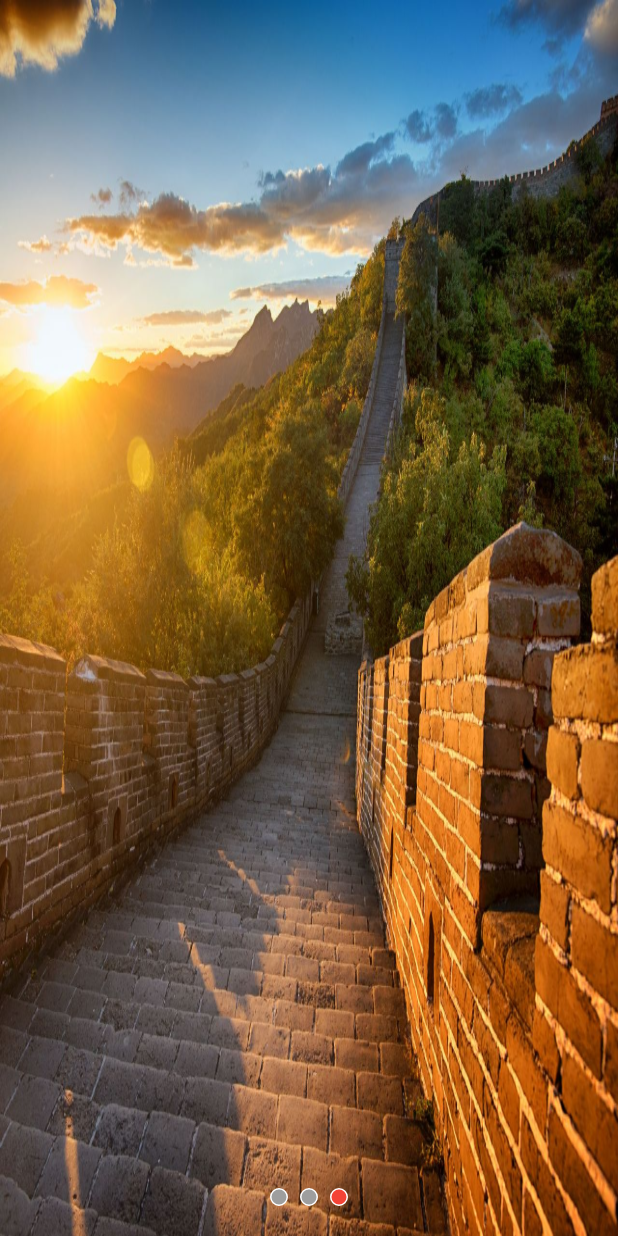
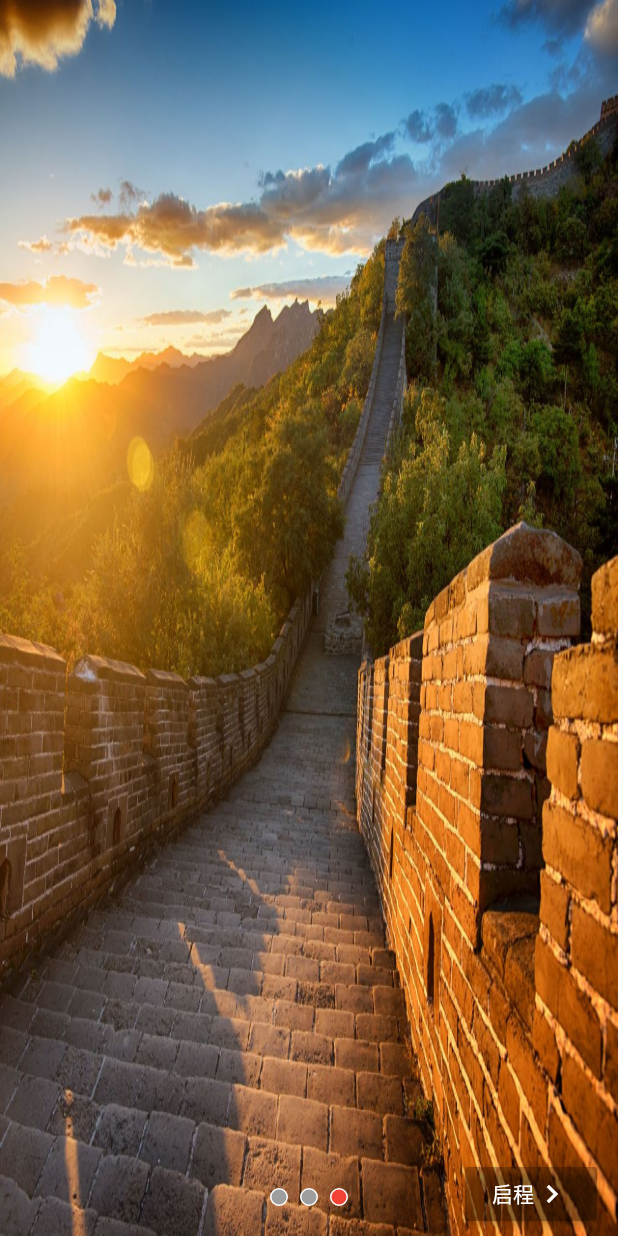
Before and after one commit to jiangkang/flutter-system, a Flutter app: the screen it shows after launch, swiped to page 3, on a phone screen of 412 x 824 dp. Run offline on Flutter 3.47's test engine with Material 2 defaults, Android fonts, the phone set to English and light mode, and no system bars.

Commit message:
GuidePage draft

```diff
--- a/lib/guide.dart
+++ b/lib/guide.dart
@@ -1,4 +1,5 @@
 import 'package:flutter/material.dart';
+import 'package:flutter_system/home.dart';
 
 class GuideData {
   String imgUrl;
@@ -23,16 +24,18 @@ class _GuidePageState extends State<GuidePage> {
 
   int _currentIndex;
 
+  final PageController _controller = PageController();
+
   @override
   void initState() {
     super.initState();
     data.add(GuideData("landscape0.jpeg", "好看", "Just for beautiful"));
     data.add(GuideData("landscape1.jpeg", "好玩", "Just for fun"));
     data.add(GuideData("landscape2.jpeg", "好用", "Juest for usage"));
-    _itemCount = 3;
 
     setState(() {
       _currentIndex = 0;
+      _itemCount = 3;
     });
 
     _onPageChanged = (value) => {
@@ -55,7 +58,7 @@ class _GuidePageState extends State<GuidePage> {
               itemBuilder: (BuildContext context, int index) =>
                   _buildItem(context, index),
               itemCount: _itemCount,
-              controller: PageController(),
+              controller: _controller,
               pageSnapping: true,
               onPageChanged: _onPageChanged,
             ),
@@ -88,6 +91,35 @@ class _GuidePageState extends State<GuidePage> {
             image: AssetImage("images/" + data[index].imgUrl),
             fit: BoxFit.fill),
       ),
+      child: Align(
+        alignment: Alignment.bottomRight,
+        child: Visibility(
+          visible: _currentIndex == _itemCount - 1 &&
+              _controller.page == _itemCount - 1,
+          child: Padding(
+            padding: const EdgeInsets.only(bottom: 4, right: 14),
+            child: RaisedButton(
+              padding: EdgeInsets.all(0),
+              shape: RoundedRectangleBorder(
+                  borderRadius: BorderRadius.circular(2)),
+              color: Colors.black26,
+              textColor: Colors.white,
+              child: Row(
+                mainAxisAlignment: MainAxisAlignment.center,
+                mainAxisSize: MainAxisSize.min,
+                children: <Widget>[
+                  Text("启程"),
+                  Icon(Icons.chevron_right),
+                ],
+              ),
+              onPressed: () => {
+                    Navigator.of(context).push(
+                        MaterialPageRoute(builder: (context) => HomePage()))
+                  },
+            ),
+          ),
+        ),
+      ),
     );
   }
 }
--- a/lib/main.dart
+++ b/lib/main.dart
@@ -1,5 +1,6 @@
 import 'package:flutter/material.dart';
 import 'package:flutter_system/guide.dart';
+import 'package:flutter_system/page_routers.dart';
 
 /// App Entry
 void main() => runApp(MyApp());
```
